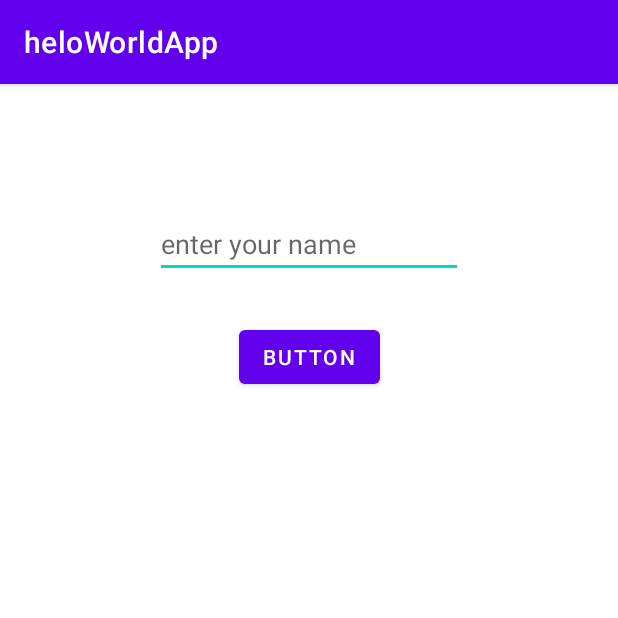
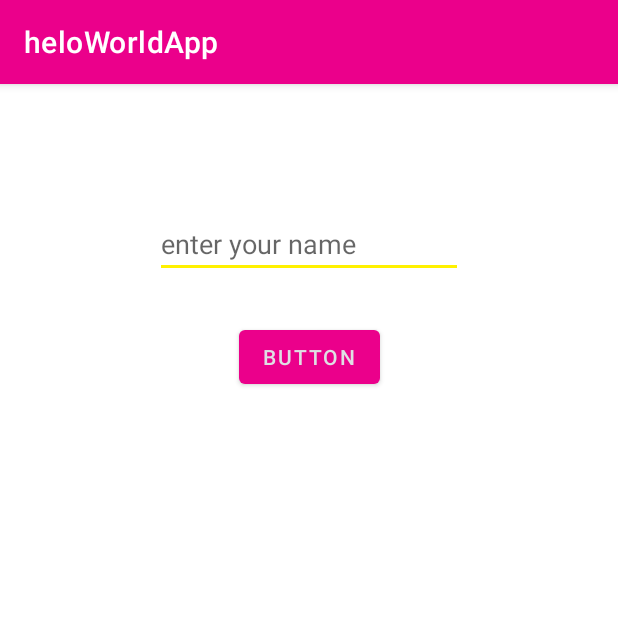
Before and after one commit to ghadaALtamimi/heloWorldApp, an Android app: the screen it shows after launch (MainActivity), on a phone screen of 412 x 824 dp, the top half of it. Run offline under Robolectric (Android 15) with nearby library versions, the phone set to English and light mode, and no system bars.

Commit message:
last eadit

```diff
--- a/app/src/main/res/mipmap-anydpi-v26/ic_launcher.xml
+++ b/app/src/main/res/mipmap-anydpi-v26/ic_launcher.xml
@@ -1,5 +1,5 @@
 <?xml version="1.0" encoding="utf-8"?>
 <adaptive-icon xmlns:android="http://schemas.android.com/apk/res/android">
-    <background android:drawable="@drawable/ic_launcher_background" />
-    <foreground android:drawable="@drawable/ic_launcher_foreground" />
+    <background android:drawable="@color/ic_launcher_background"/>
+    <foreground android:drawable="@mipmap/ic_launcher_foreground"/>
 </adaptive-icon>
--- a/app/src/main/res/mipmap-anydpi-v26/ic_launcher_round.xml
+++ b/app/src/main/res/mipmap-anydpi-v26/ic_launcher_round.xml
@@ -1,5 +1,5 @@
 <?xml version="1.0" encoding="utf-8"?>
 <adaptive-icon xmlns:android="http://schemas.android.com/apk/res/android">
-    <background android:drawable="@drawable/ic_launcher_background" />
-    <foreground android:drawable="@drawable/ic_launcher_foreground" />
+    <background android:drawable="@color/ic_launcher_background"/>
+    <foreground android:drawable="@mipmap/ic_launcher_foreground"/>
 </adaptive-icon>
--- a/app/src/main/res/values/colors.xml
+++ b/app/src/main/res/values/colors.xml
@@ -1,10 +1,10 @@
 <?xml version="1.0" encoding="utf-8"?>
 <resources>
-    <color name="purple_200">#FFBB86FC</color>
-    <color name="purple_500">#FF6200EE</color>
-    <color name="purple_700">#FF3700B3</color>
-    <color name="teal_200">#FF03DAC5</color>
+    <color name="purple_200">#fff100</color>
+    <color name="purple_500">#eb008b</color>
+    <color name="purple_700">#404041</color>
+    <color name="teal_200">#fff100</color>
     <color name="teal_700">#FF018786</color>
     <color name="black">#FF000000</color>
-    <color name="white">#FFFFFFFF</color>
+    <color name="white">#DFDFE4</color>
 </resources>
--- /dev/null
+++ b/app/src/main/res/values/ic_launcher_background.xml
@@ -0,0 +1,4 @@
+<?xml version="1.0" encoding="utf-8"?>
+<resources>
+    <color name="ic_launcher_background">#FAED0A</color>
+</resources>
```
Also changed, not shown: app/src/main/ic_launcher-playstore.png (added), app/src/main/res/mipmap-hdpi/ic_launcher.png, app/src/main/res/mipmap-hdpi/ic_launcher_foreground.png (added), app/src/main/res/mipmap-hdpi/ic_launcher_round.png, app/src/main/res/mipmap-mdpi/ic_launcher.png, app/src/main/res/mipmap-mdpi/ic_launcher_foreground.png (added), app/src/main/res/mipmap-mdpi/ic_launcher_round.png, app/src/main/res/mipmap-xhdpi/ic_launcher.png, app/src/main/res/mipmap-xhdpi/ic_launcher_foreground.png (added), app/src/main/res/mipmap-xhdpi/ic_launcher_round.png, app/src/main/res/mipmap-xxhdpi/ic_launcher.png, app/src/main/res/mipmap-xxhdpi/ic_launcher_foreground.png (added), app/src/main/res/mipmap-xxhdpi/ic_launcher_round.png, app/src/main/res/mipmap-xxxhdpi/ic_launcher.png, 2 more files.
